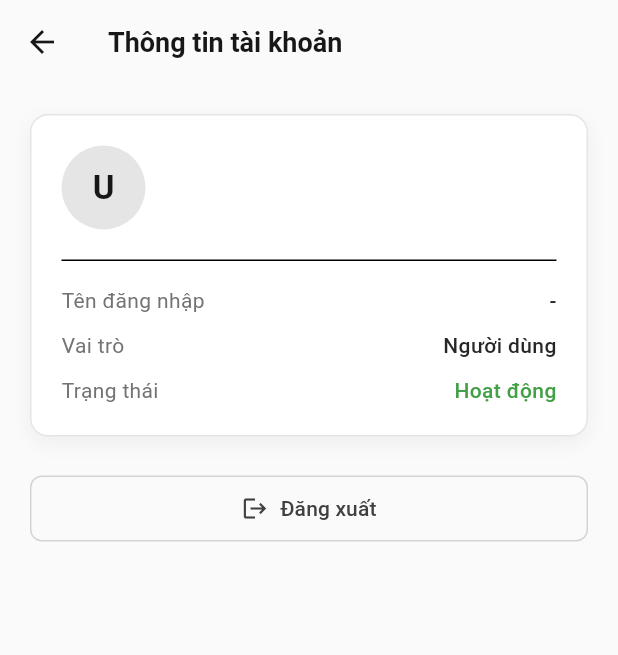
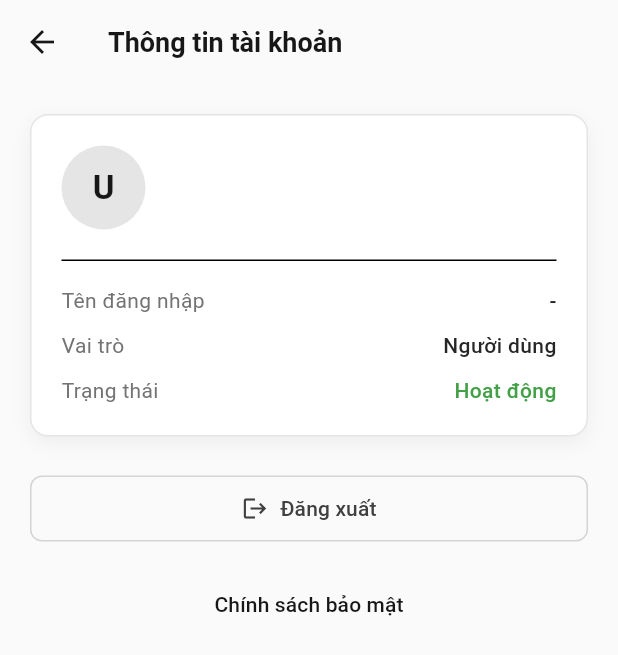
Before and after one commit to technewbe09/web_app_phuphatcorp, a Flutter app: the _ProfileTab screen opened directly, on a phone screen of 412 x 824 dp. Shown: the top 655 px of the screen. Run offline on Flutter 3.47's test engine with Material 3 defaults, Android fonts, the phone set to English and light mode, and no system bars; our stand-ins replace dio, flutter_dotenv, image_picker, shared_preferences; accounts and stored records are empty.

Commit message:
Prepare mobile app for Play Store / App Store release v1.0.3
- Rename Android package com.example.web_v2_mobile -> com.phuphatcorp.webv2mobile
  and add release signing config (key.properties-based)
- Add privacy policy link widget to login and profile screens (Play Store requirement)
- Bump version to 1.0.3+4, add url_launcher dependency
- Add PLAY_STORE_RELEASE.md with release build/signing notes

Co-Authored-By: Claude Sonnet 5 <noreply@anthropic.com>

```diff
--- a/mobile/web_v2_mobile/lib/screens/auth/login_screen.dart
+++ b/mobile/web_v2_mobile/lib/screens/auth/login_screen.dart
@@ -5,6 +5,7 @@ import '../../providers/auth_provider.dart';
 import '../../widgets/app_card.dart';
 import '../../widgets/custom_button.dart';
 import '../../widgets/custom_text_field.dart';
+import '../../widgets/privacy_policy_link.dart';
 
 class LoginScreen extends StatefulWidget {
   const LoginScreen({super.key});
@@ -234,6 +235,8 @@ class _LoginScreenState extends State<LoginScreen> {
                       ),
                     ),
                   ),
+                  const SizedBox(height: 16),
+                  const PrivacyPolicyLink(),
                 ],
               ),
             ),
--- a/mobile/web_v2_mobile/lib/screens/home/home_screen.dart
+++ b/mobile/web_v2_mobile/lib/screens/home/home_screen.dart
@@ -5,6 +5,7 @@ import '../../core/constants/app_colors.dart';
 import '../../providers/auth_provider.dart';
 import '../../widgets/app_card.dart';
 import '../../widgets/custom_button.dart';
+import '../../widgets/privacy_policy_link.dart';
 import 'dashboard_hub_tab.dart';
 
 class HomeScreen extends StatefulWidget {
@@ -201,6 +202,8 @@ class _ProfileTab extends StatelessWidget {
                 icon: const Icon(Icons.logout, size: 18),
                 onPressed: () => authProvider.logout(),
               ),
+              const SizedBox(height: 16),
+              const PrivacyPolicyLink(),
             ],
           ),
         ),
--- /dev/null
+++ b/mobile/web_v2_mobile/lib/widgets/privacy_policy_link.dart
@@ -0,0 +1,39 @@
+import 'package:flutter/material.dart';
+import 'package:url_launcher/url_launcher.dart';
+
+class PrivacyPolicyLink extends StatelessWidget {
+  const PrivacyPolicyLink({super.key});
+
+  static final Uri _privacyPolicyUrl = Uri.parse(
+    'https://app.phuphat.com/privacy-policy',
+  );
+
+  Future<void> _open(BuildContext context) async {
+    try {
+      if (await launchUrl(
+        _privacyPolicyUrl,
+        mode: LaunchMode.externalApplication,
+      )) {
+        return;
+      }
+    } catch (_) {
+      // Show the same message if no app can open the link.
+    }
+
+    if (context.mounted) {
+      ScaffoldMessenger.of(context).showSnackBar(
+        const SnackBar(content: Text('Không thể mở chính sách bảo mật.')),
+      );
+    }
+  }
+
+  @override
+  Widget build(BuildContext context) {
+    return Center(
+      child: TextButton(
+        onPressed: () => _open(context),
+        child: const Text('Chính sách bảo mật'),
+      ),
+    );
+  }
+}
--- a/mobile/web_v2_mobile/pubspec.yaml
+++ b/mobile/web_v2_mobile/pubspec.yaml
@@ -16,7 +16,7 @@ publish_to: 'none' # Remove this line if you wish to publish to pub.dev
 # https://developer.apple.com/library/archive/documentation/General/Reference/InfoPlistKeyReference/Articles/CoreFoundationKeys.html
 # In Windows, build-name is used as the major, minor, and patch parts
 # of the product and file versions while build-number is used as the build suffix.
-version: 1.0.0+1
+version: 1.0.3+4
 
 environment:
   sdk: ^3.13.2
@@ -41,6 +41,7 @@ dependencies:
   flutter_dotenv: ^5.2.1
   image_picker: ^1.1.2
   intl: ^0.19.0
+  url_launcher: ^6.3.2
 
 dev_dependencies:
   flutter_test:
```
Also changed, not shown: mobile/web_v2_mobile/pubspec.lock, 8 other files.
